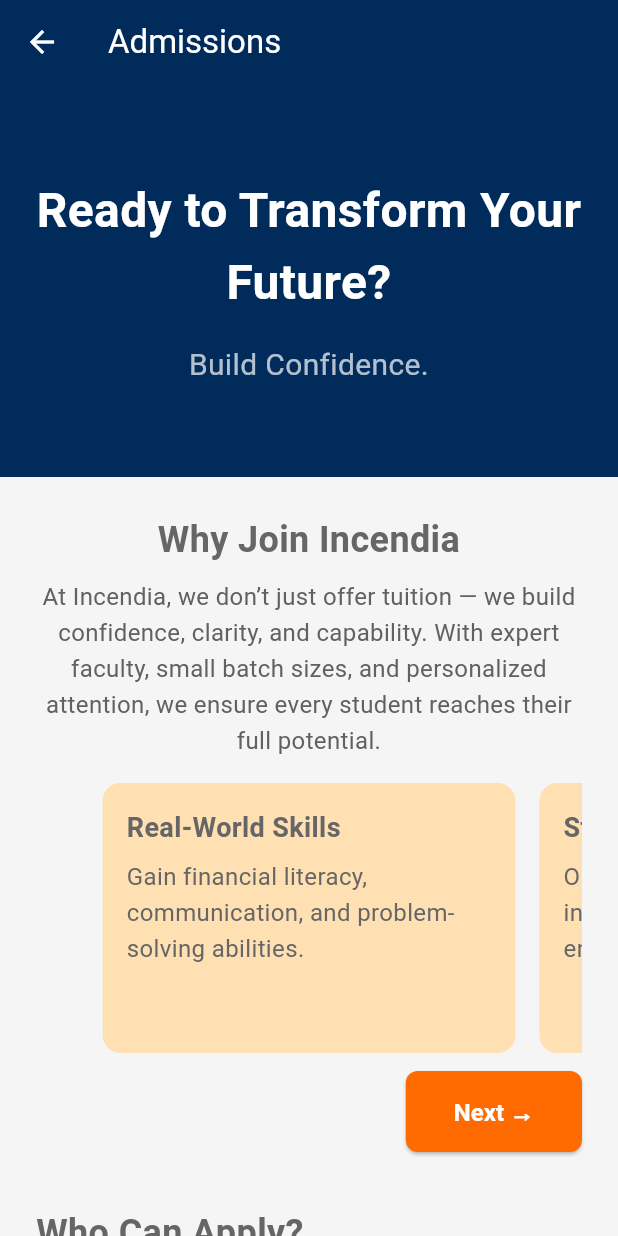
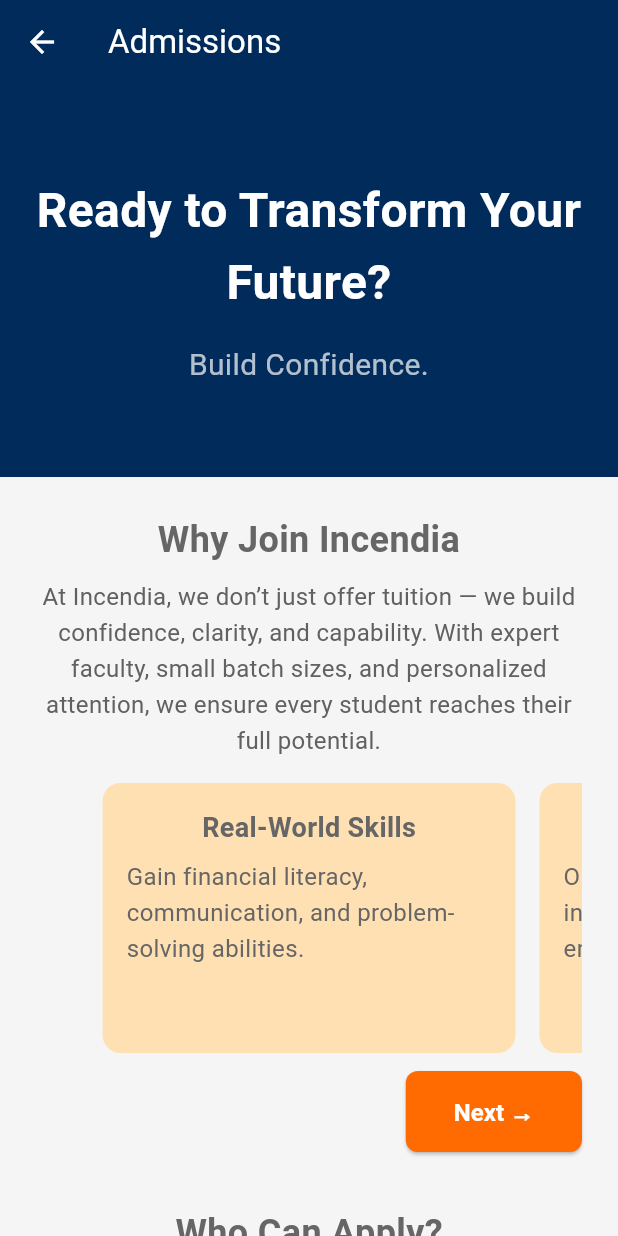
Before and after one commit to Ishi17/incendia2, a Flutter app: the AdmissionsPage screen opened by its route, on a phone screen of 412 x 824 dp. Run offline on Flutter 3.47's test engine with Material 3 defaults, Android fonts, the phone set to English and light mode, and no system bars; drawn by our look-alikes of animated_text_kit; Roboto replaces fonts that are missing (Poppins).

Commit message:
Admissions page

```diff
--- a/lib/pages/admissions_page.dart
+++ b/lib/pages/admissions_page.dart
@@ -77,7 +77,9 @@ class _AdmissionsPageState extends State<AdmissionsPage> {
         foregroundColor: Colors.white,
       ),
       body: SingleChildScrollView(
+        child: Center(
           child: Column(
+            crossAxisAlignment: CrossAxisAlignment.center,
             children: [
               _buildHeroBanner(),
               _buildWhyJoinCarousel(),
@@ -87,6 +89,7 @@ class _AdmissionsPageState extends State<AdmissionsPage> {
               _buildFAQs(),
               _buildFooter(),
             ],
+          ),
         ),
       ),
     );
@@ -181,7 +184,7 @@ class _AdmissionsPageState extends State<AdmissionsPage> {
                     borderRadius: BorderRadius.circular(12),
                   ),
                   child: Column(
-                    crossAxisAlignment: CrossAxisAlignment.start,
+                    crossAxisAlignment: CrossAxisAlignment.center,
                     children: [
                       Text(
                         item['title']!,
@@ -216,7 +219,7 @@ class _AdmissionsPageState extends State<AdmissionsPage> {
     return Padding(
       padding: const EdgeInsets.symmetric(horizontal: 24.0, vertical: 12),
       child: Column(
-        crossAxisAlignment: CrossAxisAlignment.start,
+        crossAxisAlignment: CrossAxisAlignment.center,
         children: [
           Text(
             'Who Can Apply?',
@@ -285,23 +288,29 @@ class _AdmissionsPageState extends State<AdmissionsPage> {
       },
     ];
 
-    return Padding(
+    return Center(
+      child: ConstrainedBox(
+        constraints: BoxConstraints(maxWidth: 600),
+        child: Padding(
           padding: const EdgeInsets.all(24.0),
           child: Column(
-        crossAxisAlignment: CrossAxisAlignment.start,
+            crossAxisAlignment: CrossAxisAlignment.center,
             children: [
               Text(
                 'Admission Process',
                 style: TextStyle(fontSize: 24, fontWeight: FontWeight.bold),
+                textAlign: TextAlign.center,
               ),
               SizedBox(height: 16),
               Column(
-            children: steps.map((step) {
-              return Padding(
-                padding: const EdgeInsets.symmetric(vertical: 16.0),
-                child: Row(
+                children: List.generate(steps.length, (index) {
+                  final step = steps[index];
+                  final isLast = index == steps.length - 1;
+
+                  return Row(
                     crossAxisAlignment: CrossAxisAlignment.start,
                     children: [
+                      // Left column: avatar and vertical line
                       Column(
                         children: [
                           CircleAvatar(
@@ -312,19 +321,21 @@ class _AdmissionsPageState extends State<AdmissionsPage> {
                               style: TextStyle(color: Colors.white),
                             ),
                           ),
-                        if (step != steps.last)
+                          if (!isLast)
                             Container(
                               width: 2,
-                            height: 50,
+                              height: 60,
                               color: Colors.deepPurple.shade200,
                             ),
                         ],
                       ),
                       SizedBox(width: 16),
+                      // Right column: title and description
                       Expanded(
                         child: Column(
                           crossAxisAlignment: CrossAxisAlignment.start,
                           children: [
+                            SizedBox(height: 4), // aligns with top of avatar
                             Text(
                               step['title']!,
                               style: TextStyle(
@@ -337,15 +348,17 @@ class _AdmissionsPageState extends State<AdmissionsPage> {
                               step['desc']!,
                               style: TextStyle(color: Colors.grey[700]),
                             ),
+                            SizedBox(height: 24),
                           ],
                         ),
                       ),
                     ],
-                ),
                   );
-            }).toList(),
+                }),
               ),
             ],
+          ),
+        ),
       ),
     );
   }
@@ -354,7 +367,7 @@ class _AdmissionsPageState extends State<AdmissionsPage> {
     return Padding(
       padding: const EdgeInsets.all(24.0),
       child: Column(
-        crossAxisAlignment: CrossAxisAlignment.start,
+        crossAxisAlignment: CrossAxisAlignment.center,
         children: [
           Text(
             'Enquiry / Registration Form',
@@ -394,7 +407,7 @@ class _AdmissionsPageState extends State<AdmissionsPage> {
     return Padding(
       padding: const EdgeInsets.all(24.0),
       child: Column(
-        crossAxisAlignment: CrossAxisAlignment.start,
+        crossAxisAlignment: CrossAxisAlignment.center,
         children: [
           Text(
             'FAQs',
```
Lines whose indentation alone changed are shown as unchanged.
